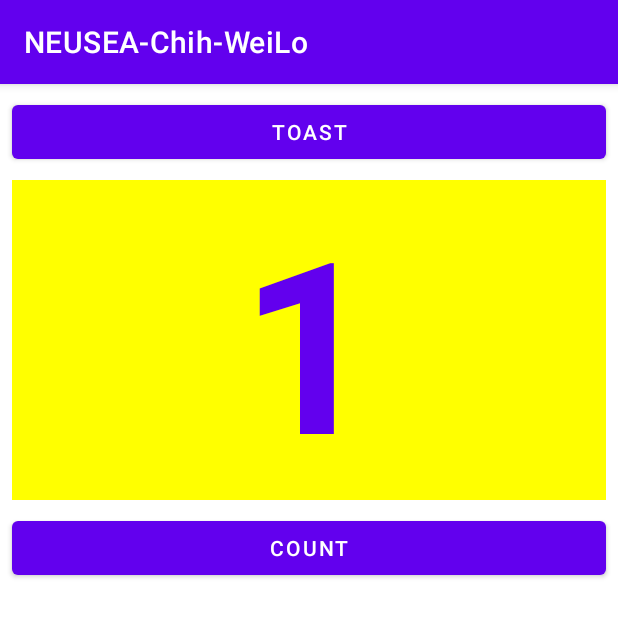
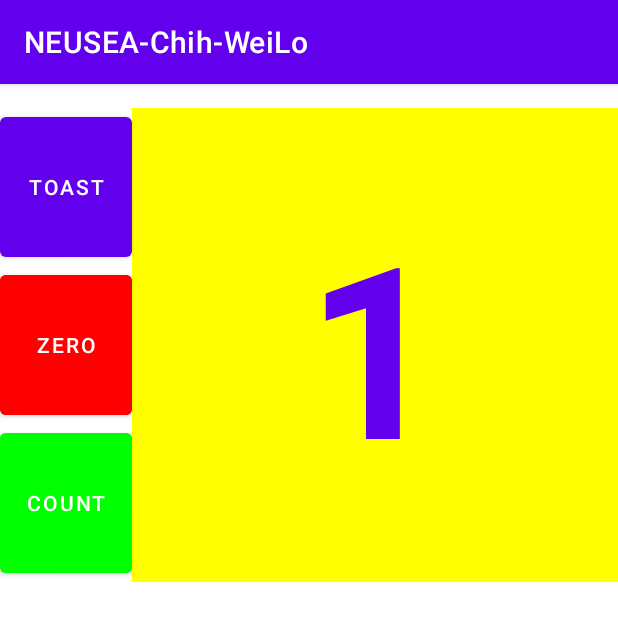
Before and after one commit to dustinlo/NEUSEA-Chih-WeiLo, an Android app: the screen it shows after launch (MainActivity), after a tap on "COUNT", on a phone screen of 412 x 824 dp. Shown: the top 621 px of the screen. Run offline under Robolectric (Android 15) with nearby library versions, the phone set to English and light mode, and no system bars.

Commit message:
Added 1_2B homework

```diff
--- a/lesson1_1/app/src/main/java/com/example/neusea_chih_weilo/neusea_chih_weilo/MainActivity.java
+++ b/lesson1_1/app/src/main/java/com/example/neusea_chih_weilo/neusea_chih_weilo/MainActivity.java
@@ -1,11 +1,15 @@
 package com.example.neusea_chih_weilo.neusea_chih_weilo;
 
+import android.graphics.Color;
+import android.graphics.drawable.Drawable;
 import android.os.Bundle;
 import android.view.View;
+import android.widget.Button;
 import android.widget.TextView;
 import android.widget.Toast;
 
 import androidx.appcompat.app.AppCompatActivity;
+import androidx.core.graphics.drawable.DrawableCompat;
 
 public class MainActivity extends AppCompatActivity {
     private int mCount = 0;
@@ -26,7 +30,31 @@ public class MainActivity extends AppCompatActivity {
 
     public void countUp(View view) {
         mCount++;
-        if (mShowCount != null)
+        if (mShowCount != null) {
             mShowCount.setText(Integer.toString(mCount));
+            Button count = (Button) findViewById(R.id.button_count);
+            Button zero = (Button) findViewById(R.id.button_zero);
+            Drawable buttonDrawable = count.getBackground();
+            Drawable buttonDrawableZero = zero.getBackground();
+            buttonDrawable = DrawableCompat.wrap(buttonDrawable);
+            buttonDrawableZero = zero.getBackground();
+            if (mCount % 2 == 0) {
+                DrawableCompat.setTint(buttonDrawable, Color.RED);
+            } else {
+                DrawableCompat.setTint(buttonDrawable, Color.GREEN);
+            }
+            DrawableCompat.setTint(buttonDrawableZero, Color.RED);
+            zero.setBackground(buttonDrawableZero);
+            count.setBackground(buttonDrawable);
+        }
+    }
+
+    public void setZero(View view){
+        mCount = 0;
+        Button zero = (Button) findViewById(R.id.button_zero);
+        Drawable buttonDrawableZero = zero.getBackground();
+        DrawableCompat.setTint(buttonDrawableZero, Color.LTGRAY);
+        zero.setBackground(buttonDrawableZero);
+        mShowCount.setText(Integer.toString(0));
     }
 }
--- a/lesson1_1/app/src/main/res/layout-land/activity_main.xml
+++ b/lesson1_1/app/src/main/res/layout-land/activity_main.xml
@@ -7,45 +7,59 @@
     tools:context=".MainActivity">
 
     <Button
+        android:id="@+id/button_count"
+        android:layout_width="0dp"
+        android:layout_height="105dp"
+        android:onClick="countUp"
+        android:text="@string/button_label_count"
+        android:textColor="@android:color/white"
+        app:layout_constraintEnd_toStartOf="@+id/show_count"
+        app:layout_constraintStart_toStartOf="parent"
+        app:layout_constraintTop_toBottomOf="@+id/button_zero" />
+
+    <Button
+        android:id="@+id/button_zero"
+        android:layout_width="0dp"
+        android:layout_height="105dp"
+        android:onClick="setZero"
+        android:text="@string/button_label_zero"
+        android:textColor="@android:color/white"
+        app:backgroundTint="@android:color/darker_gray"
+        app:layout_constraintStart_toStartOf="parent"
+        app:layout_constraintTop_toBottomOf="@+id/button_toast" />
+
+    <Button
         android:id="@+id/button_toast"
         android:layout_width="0dp"
-        android:layout_height="wrap_content"
-        android:layout_marginTop="4dp"
+        android:layout_height="105dp"
+        android:layout_marginTop="16dp"
+        android:onClick="showToast"
+        android:orientation="vertical"
         android:text="@string/button_label_toast"
         android:textColor="@android:color/white"
-        app:layout_constraintEnd_toEndOf="parent"
-        app:layout_constraintHorizontal_bias="0.501"
+        app:layout_constraintEnd_toStartOf="@+id/show_count"
         app:layout_constraintStart_toStartOf="parent"
-        app:layout_constraintTop_toTopOf="parent"
-        android:onClick="showToast" />
-
-    <Button
-        android:id="@+id/button_count"
-        android:layout_width="0dp"
-        android:layout_height="wrap_content"
-        android:text="@string/button_label_count"
-        android:textColor="@android:color/white"
-        app:layout_constraintBottom_toBottomOf="parent"
-        app:layout_constraintEnd_toEndOf="parent"
-        app:layout_constraintHorizontal_bias="0.0"
-        app:layout_constraintStart_toStartOf="parent"
-        android:onClick="countUp" />
+        app:layout_constraintTop_toTopOf="parent" />
 
     <TextView
         android:id="@+id/show_count"
         android:layout_width="0dp"
         android:layout_height="0dp"
+        android:layout_marginTop="16dp"
         android:background="#FFFF00"
-        android:gravity="center_vertical"
+        android:gravity="center"
         android:text="@string/count_initial_value"
         android:textAlignment="center"
         android:textColor="@color/design_default_color_primary"
-        android:textSize="120sp"
+        android:textSize="160sp"
         android:textStyle="bold"
-        app:layout_constraintBottom_toTopOf="@+id/button_count"
+        app:layout_constraintBottom_toBottomOf="@+id/button_count"
         app:layout_constraintEnd_toEndOf="parent"
-        app:layout_constraintHorizontal_bias="0.0"
-        app:layout_constraintStart_toStartOf="parent"
-        app:layout_constraintTop_toBottomOf="@+id/button_toast"
+        app:layout_constraintHorizontal_bias="1.0"
+        app:layout_constraintStart_toEndOf="@+id/button_zero"
+        app:layout_constraintTop_toTopOf="parent"
         app:layout_constraintVertical_bias="0.0" />
+    <!--        android:layout_marginRight= "@+id/button_toast"-->
+
+
 </androidx.constraintlayout.widget.ConstraintLayout>
--- a/lesson1_1/app/src/main/res/layout-sw600dp/activity_main.xml
+++ b/lesson1_1/app/src/main/res/layout-sw600dp/activity_main.xml
@@ -7,40 +7,59 @@
     tools:context=".MainActivity">
 
     <Button
-        android:id="@+id/button_toast"
-        android:layout_width="wrap_content"
-        android:layout_height="wrap_content"
-        android:onClick="showToast"
-        android:text="@string/button_label_toast"
-        android:textColor="@android:color/white"
-        android:textSize="60sp"
-        app:layout_constraintStart_toStartOf="parent"
-        app:layout_constraintTop_toTopOf="parent" />
-
-    <Button
         android:id="@+id/button_count"
-        android:layout_width="wrap_content"
-        android:layout_height="wrap_content"
+        android:layout_width="0dp"
+        android:layout_height="105dp"
         android:onClick="countUp"
         android:text="@string/button_label_count"
         android:textColor="@android:color/white"
-        android:textSize="60sp"
-        app:layout_constraintBaseline_toBaselineOf="@+id/button_toast"
-        app:layout_constraintStart_toEndOf="@+id/button_toast" />
+        app:layout_constraintEnd_toStartOf="@+id/show_count"
+        app:layout_constraintStart_toStartOf="parent"
+        app:layout_constraintTop_toBottomOf="@+id/button_zero" />
+
+    <Button
+        android:id="@+id/button_zero"
+        android:layout_width="0dp"
+        android:layout_height="105dp"
+        android:onClick="setZero"
+        android:text="@string/button_label_zero"
+        android:textColor="@android:color/white"
+        app:backgroundTint="@android:color/darker_gray"
+        app:layout_constraintStart_toStartOf="parent"
+        app:layout_constraintTop_toBottomOf="@+id/button_toast" />
+
+    <Button
+        android:id="@+id/button_toast"
+        android:layout_width="0dp"
+        android:layout_height="105dp"
+        android:layout_marginTop="16dp"
+        android:onClick="showToast"
+        android:orientation="vertical"
+        android:text="@string/button_label_toast"
+        android:textColor="@android:color/white"
+        app:layout_constraintEnd_toStartOf="@+id/show_count"
+        app:layout_constraintStart_toStartOf="parent"
+        app:layout_constraintTop_toTopOf="parent" />
 
     <TextView
         android:id="@+id/show_count"
         android:layout_width="0dp"
         android:layout_height="0dp"
+        android:layout_marginTop="16dp"
         android:background="#FFFF00"
-        android:gravity="center_vertical"
+        android:gravity="center"
         android:text="@string/count_initial_value"
         android:textAlignment="center"
         android:textColor="@color/design_default_color_primary"
-        android:textSize="200sp"
+        android:textSize="160sp"
         android:textStyle="bold"
-        app:layout_constraintBottom_toBottomOf="parent"
+        app:layout_constraintBottom_toBottomOf="@+id/button_count"
         app:layout_constraintEnd_toEndOf="parent"
-        app:layout_constraintStart_toStartOf="parent"
-        app:layout_constraintTop_toBottomOf="@+id/button_toast" />
+        app:layout_constraintHorizontal_bias="1.0"
+        app:layout_constraintStart_toEndOf="@+id/button_zero"
+        app:layout_constraintTop_toTopOf="parent"
+        app:layout_constraintVertical_bias="0.0" />
+    <!--        android:layout_marginRight= "@+id/button_toast"-->
+
+
 </androidx.constraintlayout.widget.ConstraintLayout>
--- a/lesson1_1/app/src/main/res/layout/activity_main.xml
+++ b/lesson1_1/app/src/main/res/layout/activity_main.xml
@@ -1,52 +1,65 @@
 <?xml version="1.0" encoding="utf-8"?>
-<RelativeLayout xmlns:android="http://schemas.android.com/apk/res/android"
+<androidx.constraintlayout.widget.ConstraintLayout xmlns:android="http://schemas.android.com/apk/res/android"
     xmlns:app="http://schemas.android.com/apk/res-auto"
     xmlns:tools="http://schemas.android.com/tools"
     android:layout_width="match_parent"
     android:layout_height="match_parent"
-    tools:context=".MainActivity"
-    android:orientation="vertical">
+    tools:context=".MainActivity">
+
+    <Button
+        android:id="@+id/button_count"
+        android:layout_width="0dp"
+        android:layout_height="105dp"
+        android:onClick="countUp"
+        android:text="@string/button_label_count"
+        android:textColor="@android:color/white"
+        app:layout_constraintEnd_toStartOf="@+id/show_count"
+        app:layout_constraintStart_toStartOf="parent"
+        app:layout_constraintTop_toBottomOf="@+id/button_zero" />
+
+    <Button
+        android:id="@+id/button_zero"
+        android:layout_width="0dp"
+        android:layout_height="105dp"
+        android:onClick="setZero"
+        android:text="@string/button_label_zero"
+        android:textColor="@android:color/white"
+        app:backgroundTint="#D3D3D3"
+        app:layout_constraintStart_toStartOf="parent"
+        app:layout_constraintTop_toBottomOf="@+id/button_toast" />
 
     <Button
         android:id="@+id/button_toast"
-        android:layout_width="match_parent"
-        android:layout_height="wrap_content"
+        android:layout_width="0dp"
+        android:layout_height="105dp"
+        android:layout_marginTop="16dp"
+        android:onClick="showToast"
         android:orientation="vertical"
-        android:layout_marginEnd="8dp"
-        android:layout_marginStart="8dp"
-        android:layout_marginTop="8dp"
         android:text="@string/button_label_toast"
         android:textColor="@android:color/white"
-        android:onClick="showToast" />
+        app:layout_constraintEnd_toStartOf="@+id/show_count"
+        app:layout_constraintStart_toStartOf="parent"
+        app:layout_constraintTop_toTopOf="parent" />
 
     <TextView
         android:id="@+id/show_count"
-        android:layout_width="match_parent"
-        android:layout_height="wrap_content"
+        android:layout_width="0dp"
+        android:layout_height="0dp"
+        android:layout_marginTop="16dp"
         android:background="#FFFF00"
-        android:gravity="center_vertical"
+        android:gravity="center"
         android:text="@string/count_initial_value"
         android:textAlignment="center"
         android:textColor="@color/design_default_color_primary"
         android:textSize="160sp"
-        android:layout_marginBottom="8dp"
-        android:layout_marginEnd="8dp"
-        android:layout_marginStart="8dp"
-        android:layout_marginTop="8dp"
         android:textStyle="bold"
-        android:layout_below="@+id/button_toast"
-        android:layout_alignParentLeft="true"
-        android:layout_alignParentStart="true"/>
-    <Button
-        android:id="@+id/button_count"
-        android:layout_width="match_parent"
-        android:layout_height="wrap_content"
-        android:layout_marginBottom="8dp"
-        android:layout_marginEnd="8dp"
-        android:layout_marginStart="8dp"
-        android:text="@string/button_label_count"
-        android:textColor="@android:color/white"
-        android:onClick="countUp"
-        android:layout_below="@+id/show_count"
-        android:layout_centerHorizontal="true"/>
-</RelativeLayout>
+        app:layout_constraintBottom_toBottomOf="@+id/button_count"
+        app:layout_constraintEnd_toEndOf="parent"
+        app:layout_constraintHorizontal_bias="1.0"
+        app:layout_constraintStart_toEndOf="@+id/button_zero"
+        app:layout_constraintTop_toTopOf="parent"
+        app:layout_constraintVertical_bias="0.0" />
+    <!--        android:layout_marginRight= "@+id/button_toast"-->
+
+
+</androidx.constraintlayout.widget.ConstraintLayout>
--- a/lesson1_1/app/src/main/res/values/strings.xml
+++ b/lesson1_1/app/src/main/res/values/strings.xml
@@ -2,6 +2,7 @@
     <string name="app_name">NEUSEA-Chih-WeiLo</string>
     <string name="button_label_toast">Toast</string>
     <string name="button_label_count">Count</string>
+    <string name="button_label_zero">Zero</string>
     <string name="count_initial_value">0</string>
     <string name="toast_message">Hello Toast!</string>
 </resources>
```
